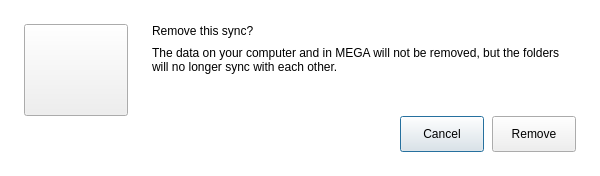
First picture: the form in src/MEGASync/gui/ui/RemoveSyncConfirmationDialog.ui, repository meganz/MEGAsync, before the edit.
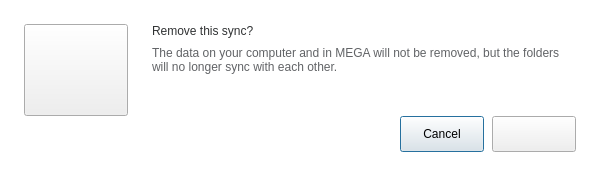
Second picture: the form after the edit. Icons and pictures are not drawn. Custom widgets are drawn as their Qt base class.

What changed in the file:
```diff
--- a/src/MEGASync/gui/ui/RemoveSyncConfirmationDialog.ui
+++ b/src/MEGASync/gui/ui/RemoveSyncConfirmationDialog.ui
@@ -31,6 +31,16 @@
 background-color: #FFFFFF;/*colorToken.page-background*/
 }
 
+#labelHeader
+{
+  color: #303233; /*colorToken.text-primary*/
+}
+
+#labelMessage
+{
+  color: #616366; /*colorToken.text-secondary*/
+}
+
 </string>
   </property>
   <property name="TOKENIZED" stdset="0">
@@ -197,7 +207,7 @@
         <cursorShape>PointingHandCursor</cursorShape>
        </property>
        <property name="text">
-        <string>Remove</string>
+        <string/>
        </property>
        <property name="icon">
         <iconset resource="../Resources_light.qrc">
```
Left out of the diff: 9 changed lines with no effect on the pictures.
